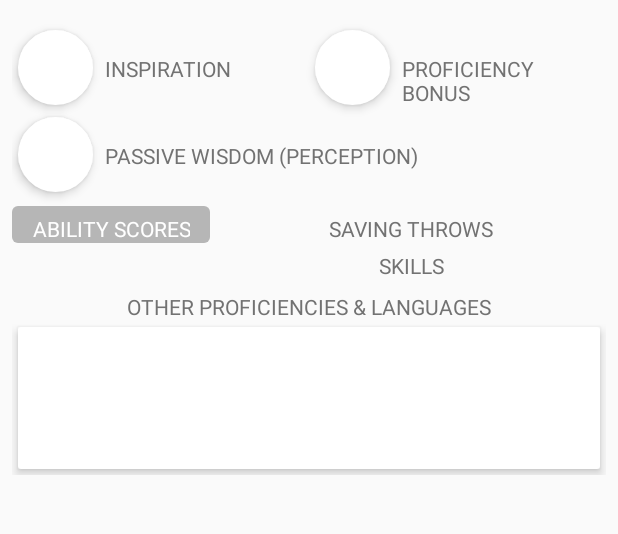
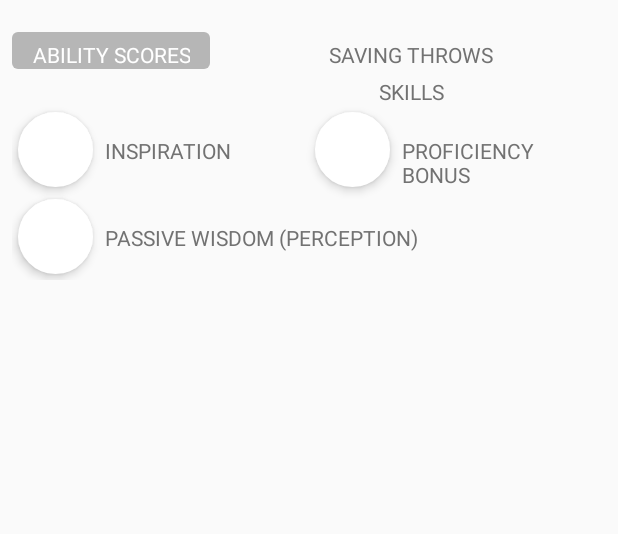
Before and after one commit to KnutKnutson/CharacterSheet2, an Android app: the fragment CharacterAttributesFragment placed in its activity, on a phone screen of 412 x 824 dp, the part 300-834 px from its top. Run offline under Robolectric (Android 15) with nearby library versions, the light colour scheme and no system bars; our stand-ins replace Picasso; libraries missing offline, so code that uses them is left out: io.realm; pictures from the network do not load; 30 statements that could not run were skipped.

Commit message:
UI updates

```diff
--- a/app/src/main/res/layout-sw600dp/activity_charactersheet_app_bar_vp.xml
+++ b/app/src/main/res/layout-sw600dp/activity_charactersheet_app_bar_vp.xml
@@ -11,40 +11,39 @@
     <android.support.design.widget.AppBarLayout
         android:id="@+id/app_bar"
         android:layout_width="match_parent"
-        android:layout_height="@dimen/app_bar_height"
-        android:fitsSystemWindows="true"
-        android:theme="@style/ThemeOverlay.AppCompat.Dark.ActionBar">
+        android:layout_height="wrap_content"
+        android:theme="@style/ThemeOverlay.AppCompat.Dark.ActionBar"
+        android:fitsSystemWindows="true">
 
         <android.support.design.widget.CollapsingToolbarLayout
             android:id="@+id/toolbar_layout"
             android:layout_width="match_parent"
-            android:layout_height="@dimen/app_bar_height"
-            android:fitsSystemWindows="true"
+            android:layout_height="match_parent"
             app:contentScrim="?attr/colorPrimary"
             app:layout_scrollFlags="scroll|exitUntilCollapsed"
+            android:fitsSystemWindows="true"
             app:toolbarId="@+id/toolbar">
 
             <FrameLayout
                 android:layout_width="match_parent"
-                android:layout_height="match_parent"
-                android:layout_gravity="right">
+                android:layout_height="@dimen/app_bar_height"
+                android:layout_gravity="right"
+                app:layout_collapseMode="parallax"
+                app:layout_scrollFlags="scroll|snap|exitUntilCollapsed"
+                android:fitsSystemWindows="true">
 
                 <ImageView
                     android:id="@+id/header_image"
                     android:layout_width="match_parent"
-                    android:maxWidth="300dp"
                     android:layout_height="match_parent"
                     android:scaleType="centerCrop"
-                    android:adjustViewBounds="true"
-                    android:fitsSystemWindows="true"
-                    app:layout_collapseMode="parallax"/>
+                    android:fitsSystemWindows="true"/>
                 <ImageView
                     android:id="@+id/header_gradient"
                     android:layout_width="match_parent"
                     android:layout_height="match_parent"
                     android:scaleType="centerCrop"
                     android:fitsSystemWindows="true"
-                    app:layout_collapseMode="parallax"
                     android:src="@drawable/header_image_gradient"/>
             </FrameLayout>
 
@@ -52,8 +51,8 @@
                 android:id="@+id/detail_toolbar"
                 android:layout_width="match_parent"
                 android:layout_height="?attr/actionBarSize"
-                app:layout_collapseMode="pin"
-                app:popupTheme="@style/ThemeOverlay.AppCompat.Light" />
+                app:layout_scrollFlags="scroll|snap|enterAlways"
+                app:layout_collapseMode="pin" />
 
         </android.support.design.widget.CollapsingToolbarLayout>
 
@@ -64,6 +63,8 @@
         android:layout_height="match_parent"
         android:layout_marginLeft="@dimen/activity_vertical_margin"
         android:layout_marginRight="@dimen/activity_vertical_margin"
+        android:layout_marginTop="@dimen/activity_horizontal_margin"
+        android:layout_marginBottom="@dimen/activity_horizontal_margin"
         android:baselineAligned="false"
         android:divider="?android:attr/dividerHorizontal"
         android:orientation="horizontal"
@@ -76,7 +77,6 @@
             android:layout_width="0dp"
             android:layout_height="match_parent"
             android:layout_weight="1"
-            android:layout_marginStart="@dimen/activity_vertical_margin"
             android:layout_marginEnd="@dimen/content_margin"
             app:layout_behavior="@string/appbar_scrolling_view_behavior" />
 
@@ -95,7 +95,6 @@
             android:layout_height="match_parent"
             android:layout_weight="1"
             android:layout_marginStart="@dimen/content_margin"
-            android:layout_marginEnd="@dimen/activity_vertical_margin"
             app:layout_behavior="@string/appbar_scrolling_view_behavior"/>
     </LinearLayout>
 
--- a/app/src/main/res/layout/adapter_item_spell.xml
+++ b/app/src/main/res/layout/adapter_item_spell.xml
@@ -27,7 +27,7 @@
         android:paddingTop="2dp"
         android:paddingEnd="0dp"
         android:paddingBottom="2dp"
-        android:inputType="textNoSuggestions"
+        android:inputType="textNoSuggestions|textCapWords"
         />
 
 </LinearLayout>
--- a/app/src/main/res/layout/adapter_item_spell_slot.xml
+++ b/app/src/main/res/layout/adapter_item_spell_slot.xml
@@ -33,6 +33,7 @@
         android:id="@+id/slotsTotal"
         android:layout_gravity="center_vertical"
         android:gravity="center_horizontal"
+        android:inputType="number"
         android:layout_weight="1" />
 
     <EditText
@@ -40,6 +41,7 @@
         android:id="@+id/slotsExpended"
         android:layout_gravity="center_vertical"
         android:gravity="center_horizontal"
+        android:inputType="number"
         android:layout_weight="1"/>
 
 </LinearLayout>
--- a/app/src/main/res/layout/fragment_character_attributes.xml
+++ b/app/src/main/res/layout/fragment_character_attributes.xml
@@ -19,48 +19,12 @@
             android:layout_alignParentTop="true"
             android:layout_centerHorizontal="true"/>
 
-        <EditText
-            style="@style/CircularEditText"
-            android:id="@+id/inspiration"
-            android:layout_alignParentTop="true"
-            android:layout_alignParentLeft="true"/>
-
-        <TextView
-            style="@style/CircularEditTextLabel"
-            android:id="@+id/inspirationText"
-            android:text="@string/label_inspiration"
-            android:layout_toLeftOf="@+id/strut"
-            android:layout_toRightOf="@+id/inspiration"/>
-
-        <EditText
-            style="@style/CircularEditText"
-            android:id="@+id/proficiencyBonus"
-            android:layout_toRightOf="@+id/strut"/>
-
-        <TextView
-            style="@style/CircularEditTextLabel"
-            android:id="@+id/proficiencyBonusText"
-            android:text="@string/label_proficiency_bonus"
-            android:layout_toRightOf="@+id/proficiencyBonus"/>
-
-        <TextView
-            style="@style/CircularTextView"
-            android:id="@+id/passiveWisdom"
-            android:layout_below="@id/inspiration"/>
-
-        <TextView
-            style="@style/CircularEditTextLabel"
-            android:id="@+id/passiveWisdomText"
-            android:text="@string/label_passive_wisdom"
-            android:layout_below="@+id/inspiration"
-            android:layout_toRightOf="@+id/inspiration"/>
-
         <LinearLayout
             android:id="@+id/abilities_skills"
             android:layout_width="match_parent"
             android:layout_height="wrap_content"
             android:orientation="horizontal"
-            android:layout_below="@+id/passiveWisdom"
+            android:layout_alignParentTop="true"
             android:layout_marginTop="5dp"
             android:weightSum="3">
 
@@ -127,22 +91,42 @@
             </LinearLayout>
         </LinearLayout>
 
+        <EditText
+            style="@style/CircularEditText"
+            android:id="@+id/inspiration"
+            android:layout_below="@+id/abilities_skills"/>
+
         <TextView
-            style="@style/BaseTextView"
-            android:id="@+id/languages_label"
-            android:text="@string/label_languages"
-            android:layout_marginTop="8dp"
+            style="@style/CircularEditTextLabel"
+            android:id="@+id/inspirationText"
+            android:text="@string/label_inspiration"
             android:layout_below="@+id/abilities_skills"
-            android:layout_centerHorizontal="true"/>
+            android:layout_toStartOf="@+id/strut"
+            android:layout_toEndOf="@+id/inspiration"/>
 
         <EditText
-            style="@style/BaseEditTextView"
-            android:id="@+id/languages"
-            android:lines="6"
-            android:minLines="4"
-            android:maxLines="10"
-            android:scrollbars="vertical"
-            android:inputType="textMultiLine"
-            android:layout_below="@+id/languages_label"/>
+            style="@style/CircularEditText"
+            android:id="@+id/proficiencyBonus"
+            android:layout_below="@+id/abilities_skills"
+            android:layout_toEndOf="@+id/strut"/>
+
+        <TextView
+            style="@style/CircularEditTextLabel"
+            android:id="@+id/proficiencyBonusText"
+            android:text="@string/label_proficiency_bonus"
+            android:layout_below="@+id/abilities_skills"
+            android:layout_toEndOf="@+id/proficiencyBonus"/>
+
+        <TextView
+            style="@style/CircularTextView"
+            android:id="@+id/passiveWisdom"
+            android:layout_below="@id/inspiration"/>
+
+        <TextView
+            style="@style/CircularEditTextLabel"
+            android:id="@+id/passiveWisdomText"
+            android:text="@string/label_passive_wisdom"
+            android:layout_below="@+id/inspiration"
+            android:layout_toEndOf="@+id/inspiration"/>
     </RelativeLayout>
 </android.support.v4.widget.NestedScrollView>
--- a/app/src/main/res/layout/fragment_character_combat_stats.xml
+++ b/app/src/main/res/layout/fragment_character_combat_stats.xml
@@ -105,6 +105,9 @@
                     android:layout_height="wrap_content"
                     android:layout_toEndOf="@+id/hitPointMaxLabel"
                     android:id="@+id/hitPointMaxValue"
+                    android:gravity="center_horizontal"
+                    android:layout_gravity="center_horizontal"
+                    android:inputType="number"
                     android:paddingStart="4dp"
                     android:paddingTop="0dp"
                     android:paddingEnd="0dp"
--- a/app/src/main/res/layout/fragment_character_profile.xml
+++ b/app/src/main/res/layout/fragment_character_profile.xml
@@ -275,7 +275,7 @@
             android:minLines="4"
             android:maxLines="10"
             android:scrollbars="vertical"
-            android:inputType="textMultiLine"
+            android:inputType="textMultiLine|textCapSentences"
             android:layout_below="@+id/backstoryLabel"/>
     </RelativeLayout>
 </android.support.v4.widget.NestedScrollView>
--- a/app/src/main/res/layout/fragment_equipment.xml
+++ b/app/src/main/res/layout/fragment_equipment.xml
@@ -126,6 +126,7 @@
                 android:layout_width="match_parent"
                 android:layout_height="wrap_content"
                 android:id="@+id/equipment"
+                android:inputType="textMultiLine|textCapSentences"
                 android:minLines="4"/>
 
             <TextView
@@ -149,6 +150,7 @@
                 android:layout_width="match_parent"
                 android:layout_height="wrap_content"
                 android:id="@+id/treasure"
+                android:inputType="textMultiLine|textCapSentences"
                 android:minLines="4"/>
 
             <TextView
```
Also changed, not shown: app/src/main/java/com/boredombabies/charactersheet/fragment/CharacterAttributesFragment.java (+0 -9 lines), app/src/main/java/com/boredombabies/charactersheet/fragment/FeaturesFragment.java (+9 -0 lines), app/src/main/res/layout/fragment_allies.xml (+20 -18 lines), app/src/main/res/layout/fragment_features.xml (+33 -5 lines).
